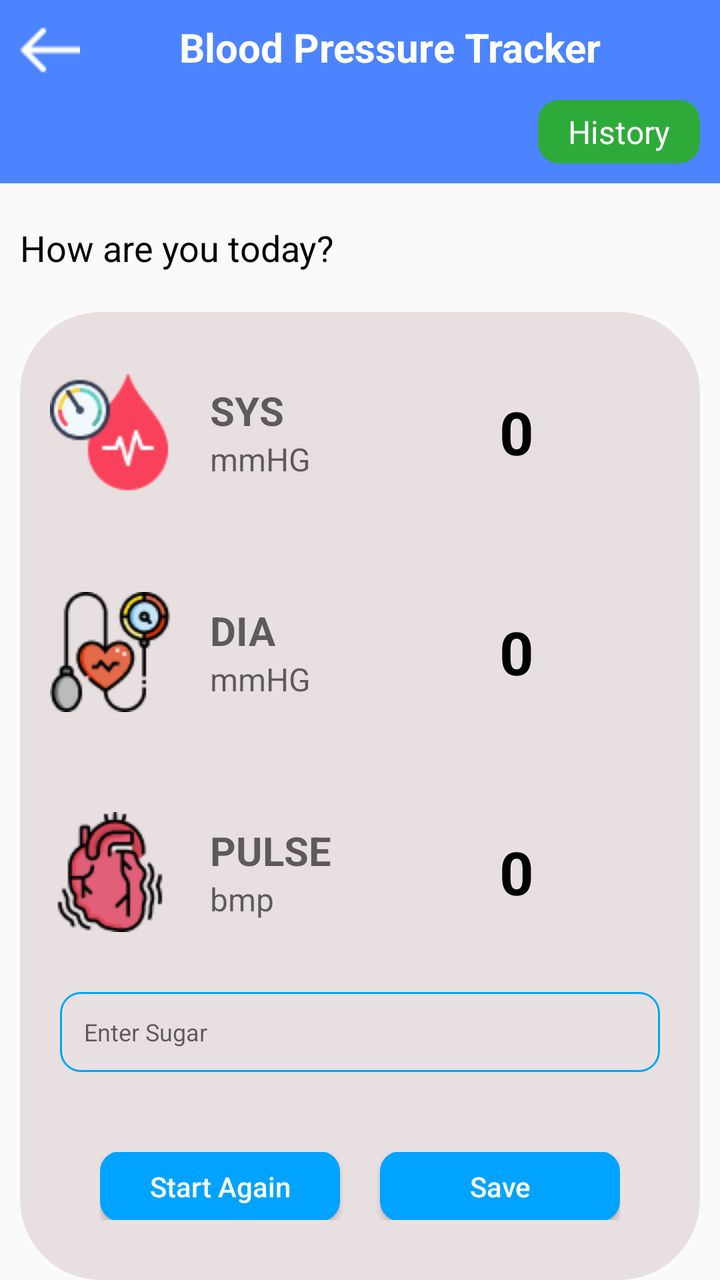
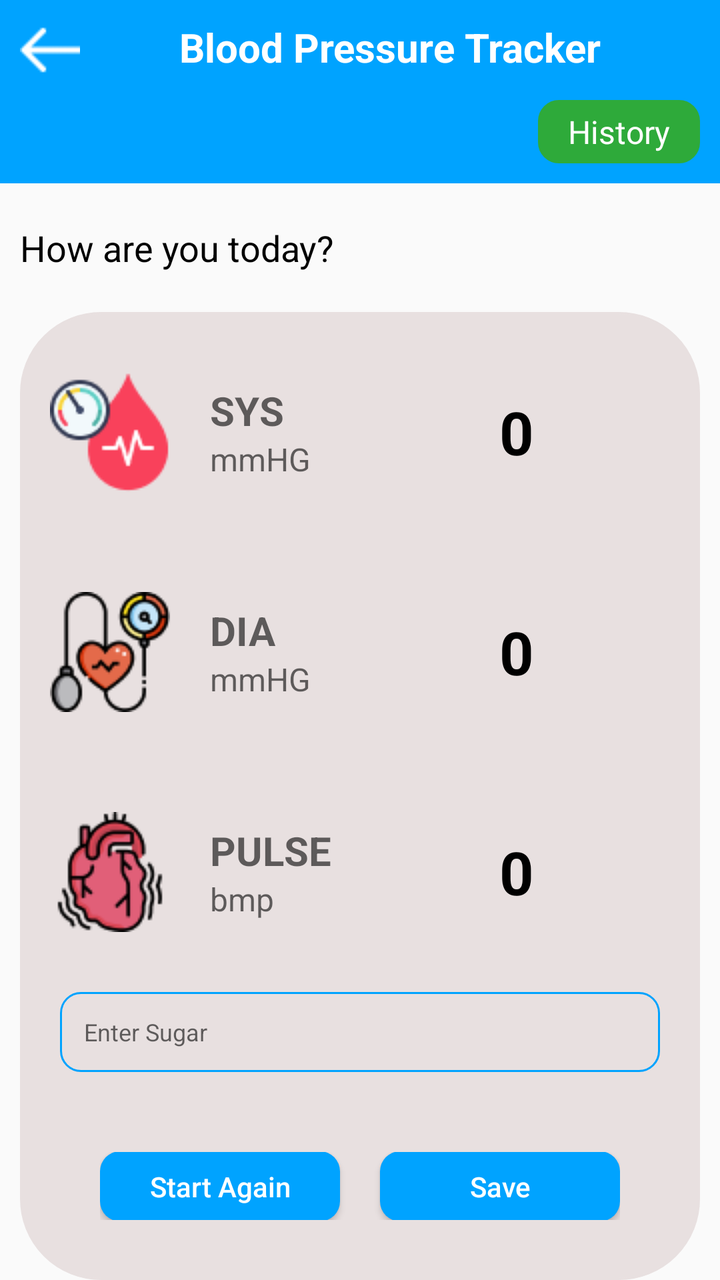

The first picture is an Android layout as it rendered before a commit; the second is the same layout after the commit. The layout source and the unified diff follow.
<!-- AndroidManifest.xml: application theme Theme.ICare -->
<!-- res/layout/activity_vital_signs_results.xml -->
<?xml version="1.0" encoding="utf-8"?>
<layout xmlns:android="http://schemas.android.com/apk/res/android"
    xmlns:app="http://schemas.android.com/apk/res-auto"
    xmlns:tools="http://schemas.android.com/tools">

    <LinearLayout
        android:id="@+id/activity_vital_signs_results"
        android:layout_width="match_parent"
        android:layout_height="match_parent"
        android:orientation="vertical">

        <LinearLayout
            android:layout_width="match_parent"
            android:layout_height="wrap_content"
            android:background="@color/colorBlue"
            android:orientation="vertical"
            android:paddingHorizontal="10dp">

            <LinearLayout
                android:layout_width="match_parent"
                android:layout_height="wrap_content"
                android:layout_marginTop="10dp"
                android:orientation="horizontal">

                <ImageView
                    android:layout_width="30dp"
                    android:layout_height="30dp"
                    android:src="@drawable/back_arrow" />

                <TextView
                    android:layout_width="0dp"
                    android:layout_height="wrap_content"
                    android:layout_weight="1"
                    android:gravity="center"
                    android:text="Blood Pressure Tracker"
                    android:textColor="@color/white"
                    android:textSize="20sp"
                    android:textStyle="bold" />
            </LinearLayout>

            <TextView
                android:id="@+id/txtHistory"
                android:layout_width="wrap_content"
                android:layout_height="wrap_content"
                android:layout_gravity="end"
                android:layout_marginTop="10dp"
                android:layout_marginBottom="10dp"
                android:background="@drawable/green_background"
                android:gravity="center"
                android:paddingHorizontal="15dp"
                android:paddingVertical="5dp"
                android:text="History"
                android:textColor="@color/white"
                android:textSize="16sp" />


        </LinearLayout>

        <TextView
            android:layout_width="match_parent"
            android:layout_height="wrap_content"
            android:layout_marginHorizontal="10dp"
            android:layout_marginTop="20dp"
            android:text="How are you today?"
            android:textColor="@color/black"
            android:textSize="18sp" />

        <LinearLayout
            android:layout_width="match_parent"
            android:layout_height="wrap_content"
            android:layout_marginHorizontal="10dp"
            android:layout_marginTop="20dp"
            android:background="@drawable/backgroun_result"
            android:orientation="vertical">

            <LinearLayout
                android:layout_width="match_parent"
                android:layout_height="wrap_content"
                android:layout_marginHorizontal="15dp"
                android:layout_marginTop="30dp"
                android:orientation="horizontal">

                <ImageView
                    android:layout_width="60dp"
                    android:layout_height="60dp"
                    android:src="@drawable/heart" />

                <LinearLayout
                    android:layout_width="0dp"
                    android:layout_height="wrap_content"
                    android:layout_gravity="center_vertical"
                    android:layout_marginStart="20dp"
                    android:layout_weight="0.5"
                    android:orientation="vertical">

                    <TextView
                        android:layout_width="wrap_content"
                        android:layout_height="wrap_content"
                        android:hint="SYS"
                        android:textColor="@color/black"
                        android:textSize="20sp"
                        android:textStyle="bold" />

                    <TextView
                        android:layout_width="wrap_content"
                        android:layout_height="wrap_content"
                        android:hint="mmHG"
                        android:textColor="@color/black"
                        android:textSize="16sp" />
                </LinearLayout>

                <TextView
                    android:id="@+id/BP2V"
                    android:layout_width="0dp"
                    android:layout_height="wrap_content"
                    android:layout_gravity="center_vertical"
                    android:layout_weight="1"
                    android:gravity="center"
                    android:text="0"
                    android:textColor="@color/black"
                    android:textSize="30sp"
                    android:textStyle="bold" />
            </LinearLayout>


            <LinearLayout
                android:layout_width="match_parent"
                android:layout_height="wrap_content"
                android:layout_marginHorizontal="15dp"
                android:layout_marginTop="50dp"
                android:orientation="horizontal">

                <ImageView
                    android:layout_width="60dp"
                    android:layout_height="60dp"
                    android:src="@drawable/heart_thermo" />

                <LinearLayout
                    android:layout_width="0dp"
                    android:layout_height="wrap_content"
                    android:layout_gravity="center_vertical"
                    android:layout_marginStart="20dp"
                    android:layout_weight="0.5"
                    android:orientation="vertical">

                    <TextView
                        android:layout_width="wrap_content"
                        android:layout_height="wrap_content"
                        android:hint="DIA"
                        android:textColor="@color/black"
                        android:textSize="20sp"
                        android:textStyle="bold" />

                    <TextView
                        android:layout_width="wrap_content"
                        android:layout_height="wrap_content"
                        android:hint="mmHG"
                        android:textColor="@color/black"
                        android:textSize="16sp" />
                </LinearLayout>

                <TextView
                    android:id="@+id/HRV"
                    android:layout_width="0dp"
                    android:layout_height="wrap_content"
                    android:layout_gravity="center_vertical"
                    android:layout_weight="1"
                    android:gravity="center"
                    android:text="0"
                    android:textColor="@color/black"
                    android:textSize="30sp"
                    android:textStyle="bold" />
            </LinearLayout>


            <LinearLayout
                android:layout_width="match_parent"
                android:layout_height="wrap_content"
                android:layout_marginHorizontal="15dp"
                android:layout_marginTop="50dp"
                android:orientation="horizontal">

                <ImageView
                    android:layout_width="60dp"
                    android:layout_height="60dp"
                    android:src="@drawable/heaty_actual" />

                <LinearLayout
                    android:layout_width="0dp"
                    android:layout_height="wrap_content"
                    android:layout_gravity="center_vertical"
                    android:layout_marginStart="20dp"
                    android:layout_weight="0.5"
                    android:orientation="vertical">

                    <TextView
                        android:layout_width="wrap_content"
                        android:layout_height="wrap_content"
                        android:hint="PULSE"
                        android:textColor="@color/black"
                        android:textSize="20sp"
                        android:textStyle="bold" />

                    <TextView
                        android:layout_width="wrap_content"
                        android:layout_height="wrap_content"
                        android:hint="bmp"
                        android:textColor="@color/black"
                        android:textSize="16sp" />
                </LinearLayout>

                <TextView
                    android:id="@+id/RRV"
                    android:layout_width="0dp"
                    android:layout_height="wrap_content"
                    android:layout_gravity="center_vertical"
                    android:layout_weight="1"
                    android:gravity="center"
                    android:text="0"
                    android:textColor="@color/black"
                    android:textSize="30sp"
                    android:textStyle="bold" />
            </LinearLayout>

            <LinearLayout
                android:id="@+id/usernameEt"
                android:layout_width="match_parent"
                android:layout_height="40dp"
                android:layout_marginHorizontal="20dp"
                android:layout_marginTop="30dp"
                android:background="@drawable/background_edittext"
                android:gravity="center"
                android:orientation="horizontal"
                app:layout_constraintTop_toBottomOf="@+id/txtConfirmPass"
                app:layout_constraintTop_toTopOf="parent">

                <EditText
                    android:id="@+id/edtSugar"
                    android:layout_width="0dp"
                    android:layout_height="match_parent"
                    android:layout_marginStart="12dp"
                    android:layout_marginEnd="12dp"
                    android:layout_weight="1"
                    android:background="@null"
                    android:gravity="center_vertical"
                    android:hint="Enter Sugar"
                    android:inputType="text"
                    android:textColor="@color/black"
                    android:textSize="12sp" />

            </LinearLayout>

            <LinearLayout
                android:layout_width="match_parent"
                android:layout_height="wrap_content"
                android:layout_gravity="center"
                android:gravity="center"
                android:layout_marginTop="40dp"
                android:layout_marginBottom="30dp"
                android:layout_marginHorizontal="40dp"
                android:orientation="horizontal">

                <Button
                    android:id="@+id/btnStartAgain"
                    android:layout_width="0dp"
                    android:layout_weight="1"
                    android:layout_marginRight="10dp"
                    android:layout_height="35dp"
                    android:layout_gravity="center"
                    android:background="@drawable/button_possitive"
                    android:gravity="center"
                    android:text="Start Again"
                    android:textAllCaps="false"
                    android:textColor="@color/white" />

                <Button
                    android:id="@+id/btnSaveData"
                    android:layout_width="0dp"
                    android:layout_weight="1"
                    android:layout_marginLeft="10dp"
                    android:layout_height="35dp"
                    android:layout_gravity="center"
                    android:background="@drawable/button_possitive"
                    android:gravity="center"
                    android:text="Save"
                    android:textAllCaps="false"
                    android:textColor="@color/white" />

            </LinearLayout>


        </LinearLayout>


    </LinearLayout>
</layout>
<!-- resources referenced by this layout -->
<resources>
  <color name="black">#000000</color>
  <color name="colorBlue">#4C84FF</color>
  <color name="white">#FFFFFFFF</color>
  <!-- drawable back_arrow: png bitmap (drawable, 215 bytes) -->
  <!-- drawable backgroun_result (drawable) -->
  <?xml version="1.0" encoding="utf-8"?>
  <shape xmlns:android="http://schemas.android.com/apk/res/android">
      <solid android:color="@color/colorGrey" />
  
      <stroke
          android:width="1dp"
          android:color="@color/colorGrey" />
  
      <corners android:radius="40dp" />
  </shape>
  <!-- drawable background_edittext (drawable) -->
  <shape xmlns:android="http://schemas.android.com/apk/res/android"
      android:shape="rectangle">
      <corners
          android:radius="10dp" />
      <stroke
          android:width="1dp"
          android:color="#00A3FF" />
  </shape>
  <!-- drawable button_possitive (drawable) -->
  <?xml version="1.0" encoding="utf-8"?>
  <ripple xmlns:android="http://schemas.android.com/apk/res/android"
      android:color="@color/white">
      <item android:id="@android:id/mask">
          <shape android:shape="rectangle">
              <solid android:color="@color/white" />
              <corners android:radius="10dp" />
          </shape>
      </item>
  
      <item android:id="@android:id/background">
          <shape android:shape="rectangle">
              <gradient
                  android:angle="90"
                  android:endColor="@color/themeBlue"
                  android:startColor="@color/themeBlue"
                  android:type="linear" />
              <corners android:radius="10dp" />
          </shape>
      </item>
  </ripple>
  <!-- drawable green_background (drawable) -->
  <?xml version="1.0" encoding="utf-8"?>
  <shape xmlns:android="http://schemas.android.com/apk/res/android">
      <solid android:color="@color/colorDarkGreen" />
  
      <stroke
          android:width="1dp"
          android:color="@color/colorDarkGreen" />
  
      <corners android:radius="10dp" />
  </shape>
  <!-- drawable heart: png bitmap (drawable, 3383 bytes) -->
  <!-- drawable heart_thermo: png bitmap (drawable, 4063 bytes) -->
  <!-- drawable heaty_actual: png bitmap (drawable, 4050 bytes) -->
  <style name="Theme.ICare" parent="Theme.MaterialComponents.Light.NoActionBar.Bridge">
          
          <item name="colorPrimary">@color/colorDarkTheme</item>
          <item name="colorPrimaryVariant">@color/colorDarkTheme</item>
          <item name="colorOnPrimary">@color/white</item>
          
          <item name="colorSecondary">@color/colorBackGroundEdittext</item>
          <item name="colorSecondaryVariant">@color/colorBackGroundEdittext</item>
          <item name="colorOnSecondary">@color/black</item>
          
          <item name="android:statusBarColor">?attr/colorPrimaryVariant</item>
          
      </style>
  <color name="colorGrey">#E8E0E0</color>
  <color name="themeBlue">#00A3FF</color>
  <color name="colorDarkGreen">#2EAA3A</color>
  <color name="colorDarkTheme">#182B3C</color>
  <color name="colorBackGroundEdittext">#526278</color>
</resources>

<!-- the commit's change to res/layout/activity_vital_signs_results.xml (unified diff, before → after) -->
@@ -12,7 +12,7 @@
         <LinearLayout
             android:layout_width="match_parent"
             android:layout_height="wrap_content"
-            android:background="@color/colorBlue"
+            android:background="@color/themeBlue"
             android:orientation="vertical"
             android:paddingHorizontal="10dp">
 
<!-- resource entries referenced after the edit -->
@@ -1,7 +1,6 @@
 <!-- resources referenced by this layout -->
 <resources>
   <color name="black">#000000</color>
-  <color name="colorBlue">#4C84FF</color>
   <color name="white">#FFFFFFFF</color>
   <!-- drawable back_arrow: png bitmap (drawable, 215 bytes) -->
   <!-- drawable backgroun_result (drawable) -->
@@ -62,21 +61,20 @@
   <!-- drawable heaty_actual: png bitmap (drawable, 4050 bytes) -->
   <style name="Theme.ICare" parent="Theme.MaterialComponents.Light.NoActionBar.Bridge">
           
-          <item name="colorPrimary">@color/colorDarkTheme</item>
-          <item name="colorPrimaryVariant">@color/colorDarkTheme</item>
+          <item name="colorPrimary">@color/themeBlue</item>
+          <item name="colorPrimaryVariant">@color/themeBlue</item>
           <item name="colorOnPrimary">@color/white</item>
           
           <item name="colorSecondary">@color/colorBackGroundEdittext</item>
           <item name="colorSecondaryVariant">@color/colorBackGroundEdittext</item>
           <item name="colorOnSecondary">@color/black</item>
           
-          <item name="android:statusBarColor">?attr/colorPrimaryVariant</item>
+          <item name="android:statusBarColor">@color/themeBlue</item>
           
       </style>
   <color name="colorGrey">#E8E0E0</color>
   <color name="themeBlue">#00A3FF</color>
   <color name="colorDarkGreen">#2EAA3A</color>
-  <color name="colorDarkTheme">#182B3C</color>
   <color name="colorBackGroundEdittext">#526278</color>
 </resources>
 
